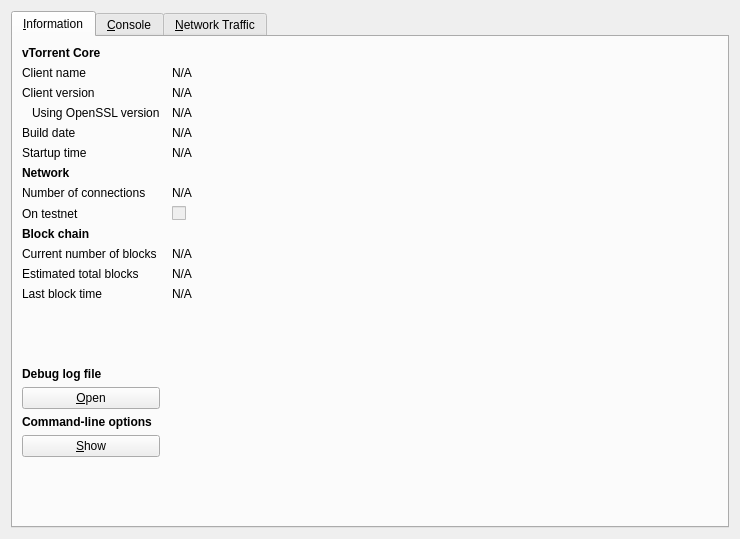
The window that src/qt/forms/rpcconsole.ui (vtorrent/vTorrent-Client) describes before a commit, drawn with Qt 5.
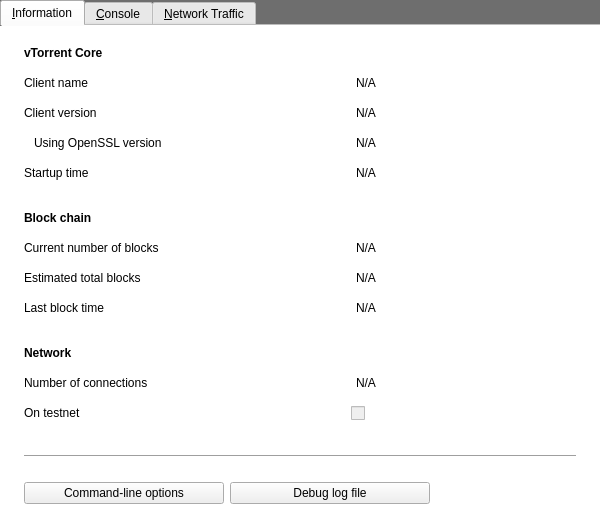
The same window after the commit. Icons and pictures are not drawn. Custom widgets are drawn as their Qt base class.

Commit message:
vTorrent-Client 0.7.2 Beta
Major beta release

The edit to the form file:
```diff
--- a/src/qt/forms/rpcconsole.ui
+++ b/src/qt/forms/rpcconsole.ui
@@ -6,29 +6,120 @@
    <rect>
     <x>0</x>
     <y>0</y>
-    <width>740</width>
-    <height>539</height>
+    <width>600</width>
+    <height>525</height>
    </rect>
   </property>
+  <property name="sizePolicy">
+   <sizepolicy hsizetype="Preferred" vsizetype="Preferred">
+    <horstretch>0</horstretch>
+    <verstretch>0</verstretch>
+   </sizepolicy>
+  </property>
+  <property name="minimumSize">
+   <size>
+    <width>600</width>
+    <height>525</height>
+   </size>
+  </property>
+  <property name="maximumSize">
+   <size>
+    <width>600</width>
+    <height>525</height>
+   </size>
+  </property>
   <property name="windowTitle">
    <string>vTorrent - Debug window</string>
   </property>
+  <property name="styleSheet">
+   <string notr="true">QDialog { 
+background-color: rgb(110,110,110);
+}</string>
+  </property>
   <layout class="QVBoxLayout" name="verticalLayout_2">
+   <property name="leftMargin">
+    <number>0</number>
+   </property>
+   <property name="topMargin">
+    <number>0</number>
+   </property>
+   <property name="rightMargin">
+    <number>0</number>
+   </property>
+   <property name="bottomMargin">
+    <number>0</number>
+   </property>
    <item>
     <widget class="QTabWidget" name="tabWidget">
+     <property name="styleSheet">
+      <string notr="true">#tab_info {
+	background-color: rgb(255,255,255);
+}
+#tab_console {
+	background-color: rgb(255,255,255);
+}
+#tab {
+	background-color: rgb(255,255,255);
+}</string>
+     </property>
      <property name="currentIndex">
       <number>0</number>
      </property>
+     <property name="documentMode">
+      <bool>true</bool>
+     </property>
      <widget class="QWidget" name="tab_info">
       <attribute name="title">
        <string>&amp;Information</string>
       </attribute>
-      <layout class="QGridLayout" name="gridLayout" columnstretch="0,1">
-       <property name="horizontalSpacing">
+      <layout class="QVBoxLayout" name="verticalLayout_10">
+       <property name="spacing">
         <number>12</number>
        </property>
-       <item row="0" column="0">
+       <property name="leftMargin">
+        <number>24</number>
+       </property>
+       <property name="rightMargin">
+        <number>24</number>
+       </property>
+       <item>
+        <widget class="QFrame" name="frame">
+         <property name="minimumSize">
+          <size>
+           <width>0</width>
+           <height>150</height>
+          </size>
+         </property>
+         <property name="maximumSize">
+          <size>
+           <width>16777215</width>
+           <height>150</height>
+          </size>
+         </property>
+         <layout class="QVBoxLayout" name="verticalLayout_6">
+          <property name="spacing">
+           <number>0</number>
+          </property>
+          <property name="leftMargin">
+           <number>0</number>
+          </property>
+          <property name="topMargin">
+           <number>0</number>
+          </property>
+          <property name="rightMargin">
+           <number>0</number>
+          </property>
+          <property name="bottomMargin">
+           <number>0</number>
+          </property>
+          <item>
         <widget class="QLabel" name="label_9">
+            <property name="maximumSize">
+             <size>
+              <width>16777215</width>
+              <height>30</height>
+             </size>
+            </property>
          <property name="font">
           <font>
            <weight>75</weight>
@@ -36,19 +127,58 @@
           </font>
          </property>
          <property name="text">
-          <string>vTorrent Core</string>
+             <string>&lt;html&gt;&lt;head/&gt;&lt;body&gt;&lt;p&gt;&lt;span style=&quot; font-weight:600;&quot;&gt;vTorrent Core&lt;/span&gt;&lt;/p&gt;&lt;/body&gt;&lt;/html&gt;</string>
          </property>
         </widget>
        </item>
-       <item row="1" column="0">
+          <item>
+           <widget class="QFrame" name="frame">
+            <property name="maximumSize">
+             <size>
+              <width>16777215</width>
+              <height>30</height>
+             </size>
+            </property>
+            <layout class="QHBoxLayout" name="horizontalLayout_6">
+             <property name="leftMargin">
+              <number>0</number>
+             </property>
+             <property name="topMargin">
+              <number>0</number>
+             </property>
+             <property name="rightMargin">
+              <number>0</number>
+             </property>
+             <property name="bottomMargin">
+              <number>0</number>
+             </property>
+             <item>
         <widget class="QLabel" name="label_5">
+               <property name="minimumSize">
+                <size>
+                 <width>0</width>
+                 <height>30</height>
+                </size>
+               </property>
          <property name="text">
           <string>Client name</string>
          </property>
         </widget>
        </item>
-       <item row="1" column="1">
+             <item>
         <widget class="QLabel" name="clientName">
+               <property name="minimumSize">
+                <size>
+                 <width>220</width>
+                 <height>30</height>
+                </size>
+               </property>
+               <property name="maximumSize">
+                <size>
+                 <width>220</width>
+                 <height>16777215</height>
+                </size>
+               </property>
          <property name="cursor">
           <cursorShape>IBeamCursor</cursorShape>
          </property>
@@ -63,15 +193,57 @@
          </property>
         </widget>
        </item>
-       <item row="2" column="0">
+            </layout>
+           </widget>
+          </item>
+          <item>
+           <widget class="QFrame" name="frame">
+            <property name="maximumSize">
+             <size>
+              <width>16777215</width>
+              <height>30</height>
+             </size>
+            </property>
+            <layout class="QHBoxLayout" name="horizontalLayout_7">
+             <property name="leftMargin">
+              <number>0</number>
+             </property>
+             <property name="topMargin">
+              <number>0</number>
+             </property>
+             <property name="rightMargin">
+              <number>0</number>
+             </property>
+             <property name="bottomMargin">
+              <number>0</number>
+             </property>
+             <item>
         <widget class="QLabel" name="label_6">
+               <property name="minimumSize">
+                <size>
+                 <width>0</width>
+                 <height>30</height>
+                </size>
+               </property>
          <property name="text">
           <string>Client version</string>
          </property>
         </widget>
        </item>
-       <item row="2" column="1">
+             <item>
         <widget class="QLabel" name="clientVersion">
+               <property name="minimumSize">
+                <size>
+                 <width>220</width>
+                 <height>30</height>
+                </size>
+               </property>
+               <property name="maximumSize">
+                <size>
+                 <width>220</width>
+                 <height>16777215</height>
+                </size>
+               </property>
          <property name="cursor">
           <cursorShape>IBeamCursor</cursorShape>
          </property>
@@ -86,8 +258,38 @@
          </property>
         </widget>
        </item>
-       <item row="3" column="0">
+            </layout>
+           </widget>
+          </item>
+          <item>
+           <widget class="QFrame" name="frame">
+            <property name="maximumSize">
+             <size>
+              <width>16777215</width>
+              <height>30</height>
+             </size>
+            </property>
+            <layout class="QHBoxLayout" name="horizontalLayout_8">
+             <property name="leftMargin">
+              <number>0</number>
+             </property>
+             <property name="topMargin">
+              <number>0</number>
+             </property>
+             <property name="rightMargin">
+              <number>0</number>
+             </property>
+             <property name="bottomMargin">
+              <number>0</number>
+             </property>
+             <item>
         <widget class="QLabel" name="label_14">
+               <property name="minimumSize">
+                <size>
+                 <width>0</width>
+                 <height>30</height>
+                </size>
+               </property>
          <property name="text">
           <string>Using OpenSSL version</string>
          </property>
@@ -96,8 +298,20 @@
          </property>
         </widget>
        </item>
-       <item row="3" column="1">
+             <item>
         <widget class="QLabel" name="openSSLVersion">
+               <property name="minimumSize">
+                <size>
+                 <width>220</width>
+                 <height>30</height>
+                </size>
+               </property>
+               <property name="maximumSize">
+                <size>
+                 <width>220</width>
+                 <height>16777215</height>
+                </size>
+               </property>
          <property name="cursor">
           <cursorShape>IBeamCursor</cursorShape>
          </property>
@@ -112,38 +326,57 @@
          </property>
         </widget>
        </item>
-       <item row="4" column="0">
-        <widget class="QLabel" name="label_12">
-         <property name="text">
-          <string>Build date</string>
-         </property>
-        </widget>
-       </item>
-       <item row="4" column="1">
-        <widget class="QLabel" name="buildDate">
-         <property name="cursor">
-          <cursorShape>IBeamCursor</cursorShape>
-         </property>
-         <property name="text">
-          <string>N/A</string>
-         </property>
-         <property name="textFormat">
-          <enum>Qt::PlainText</enum>
-         </property>
-         <property name="textInteractionFlags">
-          <set>Qt::LinksAccessibleByMouse|Qt::TextSelectableByKeyboard|Qt::TextSelectableByMouse</set>
-         </property>
-        </widget>
-       </item>
-       <item row="5" column="0">
+            </layout>
+           </widget>
+          </item>
+          <item>
+           <widget class="QFrame" name="frame">
+            <property name="maximumSize">
+             <size>
+              <width>16777215</width>
+              <height>30</height>
+             </size>
+            </property>
+            <layout class="QHBoxLayout" name="horizontalLayout_9">
+             <property name="leftMargin">
+              <number>0</number>
+             </property>
+             <property name="topMargin">
+              <number>0</number>
+             </property>
+             <property name="rightMargin">
+              <number>0</number>
+             </property>
+             <property name="bottomMargin">
+              <number>0</number>
+             </property>
+             <item>
         <widget class="QLabel" name="label_13">
+               <property name="minimumSize">
+                <size>
+                 <width>0</width>
+                 <height>30</height>
+                </size>
+               </property>
          <property name="text">
           <string>Startup time</string>
          </property>
         </widget>
        </item>
-       <item row="5" column="1">
+             <item>
         <widget class="QLabel" name="startupTime">
+               <property name="minimumSize">
+                <size>
+                 <width>220</width>
+                 <height>30</height>
+                </size>
+               </property>
+               <property name="maximumSize">
+                <size>
+                 <width>220</width>
+                 <height>16777215</height>
+                </size>
+               </property>
          <property name="cursor">
           <cursorShape>IBeamCursor</cursorShape>
          </property>
@@ -158,61 +391,50 @@
          </property>
         </widget>
        </item>
-       <item row="6" column="0">
-        <widget class="QLabel" name="label_11">
-         <property name="font">
-          <font>
-           <weight>75</weight>
-           <bold>true</bold>
-          </font>
-         </property>
-         <property name="text">
-          <string>Network</string>
-         </property>
-        </widget>
-       </item>
-       <item row="7" column="0">
-        <widget class="QLabel" name="label_7">
-         <property name="text">
-          <string>Number of connections</string>
-         </property>
+            </layout>
+           </widget>
+          </item>
+         </layout>
         </widget>
        </item>
-       <item row="7" column="1">
-        <widget class="QLabel" name="numberOfConnections">
-         <property name="cursor">
-          <cursorShape>IBeamCursor</cursorShape>
+       <item>
+        <widget class="QFrame" name="frame_3">
+         <property name="minimumSize">
+          <size>
+           <width>0</width>
+           <height>120</height>
+          </size>
          </property>
-         <property name="text">
-          <string>N/A</string>
+         <property name="maximumSize">
+          <size>
+           <width>16777215</width>
+           <height>120</height>
+          </size>
          </property>
-         <property name="textFormat">
-          <enum>Qt::PlainText</enum>
-         </property>
-         <property name="textInteractionFlags">
-          <set>Qt::LinksAccessibleByMouse|Qt::TextSelectableByKeyboard|Qt::TextSelectableByMouse</set>
-         </property>
-        </widget>
-       </item>
-       <item row="8" column="0">
-        <widget class="QLabel" name="label_8">
-         <property name="text">
-          <string>On testnet</string>
-         </property>
-        </widget>
-       </item>
-       <item row="8" column="1">
-        <widget class="QCheckBox" name="isTestNet">
-         <property name="enabled">
-          <bool>false</bool>
-         </property>
-         <property name="text">
-          <string/>
-         </property>
-        </widget>
-       </item>
-       <item row="9" column="0">
+         <layout class="QVBoxLayout" name="verticalLayout_8">
+          <property name="spacing">
+           <number>0</number>
+          </property>
+          <property name="leftMargin">
+           <number>0</number>
+          </property>
+          <property name="topMargin">
+           <number>0</number>
+          </property>
+          <property name="rightMargin">
+           <number>0</number>
+          </property>
+          <property name="bottomMargin">
+           <number>0</number>
+          </property>
+          <item>
         <widget class="QLabel" name="label_10">
+            <property name="minimumSize">
+             <size>
+              <width>0</width>
+              <height>30</height>
+             </size>
+            </property>
          <property name="font">
           <font>
            <weight>75</weight>
@@ -220,19 +442,58 @@
           </font>
          </property>
          <property name="text">
-          <string>Block chain</string>
+             <string>&lt;html&gt;&lt;head/&gt;&lt;body&gt;&lt;p&gt;&lt;span style=&quot; font-weight:600;&quot;&gt;Block chain&lt;/span&gt;&lt;/p&gt;&lt;/body&gt;&lt;/html&gt;</string>
          </property>
         </widget>
        </item>
-       <item row="10" column="0">
+          <item>
+           <widget class="QFrame" name="frame">
+            <property name="minimumSize">
+             <size>
+              <width>0</width>
+              <height>30</height>
+             </size>
+            </property>
+            <layout class="QHBoxLayout" name="horizontalLayout_12">
+             <property name="leftMargin">
+              <number>0</number>
+             </property>
+             <property name="topMargin">
+              <number>0</number>
+             </property>
+             <property name="rightMargin">
+              <number>0</number>
+             </property>
+             <property name="bottomMargin">
+              <number>0</number>
+             </property>
+             <item>
         <widget class="QLabel" name="label_3">
+               <property name="minimumSize">
+                <size>
+                 <width>0</width>
+                 <height>30</height>
+                </size>
+               </property>
          <property name="text">
           <string>Current number of blocks</string>
          </property>
         </widget>
        </item>
-       <item row="10" column="1">
+             <item>
         <widget class="QLabel" name="numberOfBlocks">
+               <property name="minimumSize">
+                <size>
+                 <width>220</width>
+                 <height>30</height>
+                </size>
+               </property>
+               <property name="maximumSize">
+                <size>
+                 <width>220</width>
+                 <height>16777215</height>
+                </size>
+               </property>
          <property name="cursor">
           <cursorShape>IBeamCursor</cursorShape>
          </property>
@@ -247,15 +508,57 @@
          </property>
         </widget>
        </item>
-       <item row="11" column="0">
+            </layout>
+           </widget>
+          </item>
+          <item>
+           <widget class="QFrame" name="frame">
+            <property name="minimumSize">
+             <size>
+              <width>0</width>
+              <height>30</height>
+             </size>
+            </property>
+            <layout class="QHBoxLayout" name="horizontalLayout_13">
+             <property name="leftMargin">
+              <number>0</number>
+             </property>
+             <property name="topMargin">
+              <number>0</number>
+             </property>
+             <property name="rightMargin">
+              <number>0</number>
+             </property>
+             <property name="bottomMargin">
+              <number>0</number>
+             </property>
+             <item>
         <widget class="QLabel" name="label_4">
+               <property name="minimumSize">
+                <size>
+                 <width>0</width>
+                 <height>30</height>
+                </size>
+               </property>
          <property name="text">
           <string>Estimated total blocks</string>
          </property>
         </widget>
        </item>
-       <item row="11" column="1">
+             <item>
         <widget class="QLabel" name="totalBlocks">
+               <property name="minimumSize">
+                <size>
+                 <width>220</width>
+                 <height>30</height>
+                </size>
+               </property>
+               <property name="maximumSize">
+                <size>
+                 <width>220</width>
+                 <height>16777215</height>
+                </size>
+               </property>
          <property name="cursor">
           <cursorShape>IBeamCursor</cursorShape>
          </property>
@@ -270,15 +573,57 @@
          </property>
         </widget>
        </item>
-       <item row="12" column="0">
+            </layout>
+           </widget>
+          </item>
+          <item>
+           <widget class="QFrame" name="frame">
+            <property name="minimumSize">
+             <size>
+              <width>0</width>
+              <height>30</height>
+             </size>
+            </property>
+            <layout class="QHBoxLayout" name="horizontalLayout_14">
+             <property name="leftMargin">
+              <number>0</number>
+             </property>
+             <property name="topMargin">
+              <number>0</number>
+             </property>
+             <property name="rightMargin">
+              <number>0</number>
+             </property>
+             <property name="bottomMargin">
+              <number>0</number>
+             </property>
+             <item>
         <widget class="QLabel" name="label_2">
+               <property name="minimumSize">
+                <size>
+                 <width>0</width>
+                 <height>30</height>
+                </size>
+               </property>
          <property name="text">
           <string>Last block time</string>
          </property>
         </widget>
        </item>
-       <item row="12" column="1">
+             <item>
         <widget class="QLabel" name="lastBlockTime">
+               <property name="minimumSize">
+                <size>
+                 <width>220</width>
+                 <height>30</height>
+                </size>
+               </property>
+               <property name="maximumSize">
+                <size>
+                 <width>220</width>
+                 <height>16777215</height>
+                </size>
+               </property>
          <property name="cursor">
           <cursorShape>IBeamCursor</cursorShape>
          </property>
@@ -293,83 +638,276 @@
          </property>
         </widget>
        </item>
-       <item row="13" column="0">
+            </layout>
+           </widget>
+          </item>
+         </layout>
+        </widget>
+       </item>
+       <item>
+        <widget class="QFrame" name="frame_2">
+         <property name="minimumSize">
+          <size>
+           <width>0</width>
+           <height>90</height>
+          </size>
+         </property>
+         <property name="maximumSize">
+          <size>
+           <width>16777215</width>
+           <height>90</height>
+          </size>
+         </property>
+         <layout class="QVBoxLayout" name="verticalLayout_7">
+          <property name="spacing">
+           <number>0</number>
+          </property>
+          <property name="leftMargin">
+           <number>0</number>
+          </property>
+          <property name="topMargin">
+           <number>0</number>
+          </property>
+          <property name="rightMargin">
+           <number>0</number>
+          </property>
+          <property name="bottomMargin">
+           <number>0</number>
+          </property>
+          <item>
+           <widget class="QLabel" name="label_11">
+            <property name="minimumSize">
+             <size>
+              <width>0</width>
+              <height>30</height>
+             </size>
+            </property>
+            <property name="font">
+             <font>
+              <weight>75</weight>
+              <bold>true</bold>
+             </font>
+            </property>
+            <property name="text">
+             <string>&lt;html&gt;&lt;head/&gt;&lt;body&gt;&lt;p&gt;&lt;span style=&quot; font-weight:600;&quot;&gt;Network&lt;/span&gt;&lt;/p&gt;&lt;/body&gt;&lt;/html&gt;</string>
+            </property>
+           </widget>
+          </item>
+          <item>
+           <widget class="QFrame" name="frame">
+            <layout class="QHBoxLayout" name="horizontalLayout_10">
+             <property name="leftMargin">
+              <number>0</number>
+             </property>
+             <property name="topMargin">
+              <number>0</number>
+             </property>
+             <property name="rightMargin">
+              <number>0</number>
+             </property>
+             <property name="bottomMargin">
+              <number>0</number>
+             </property>
+             <item>
+              <widget class="QLabel" name="label_7">
+               <property name="minimumSize">
+                <size>
+                 <width>0</width>
+                 <height>30</height>
+                </size>
+               </property>
+               <property name="text">
+                <string>Number of connections</string>
+               </property>
+              </widget>
+             </item>
+             <item>
+              <widget class="QLabel" name="numberOfConnections">
+               <property name="minimumSize">
+                <size>
+                 <width>220</width>
+                 <height>30</height>
+                </size>
+               </property>
+               <property name="maximumSize">
+                <size>
+                 <width>220</width>
+                 <height>16777215</height>
+                </size>
+               </property>
+               <property name="cursor">
+                <cursorShape>IBeamCursor</cursorShape>
+               </property>
+               <property name="text">
+                <string>N/A</string>
+               </property>
+               <property name="textFormat">
+                <enum>Qt::PlainText</enum>
+               </property>
+               <property name="textInteractionFlags">
+                <set>Qt::LinksAccessibleByMouse|Qt::TextSelectableByKeyboard|Qt::TextSelectableByMouse</set>
+               </property>
+              </widget>
+             </item>
+            </layout>
+           </widget>
+          </item>
+          <item>
+           <widget class="QFrame" name="frame">
+            <layout class="QHBoxLayout" name="horizontalLayout_11">
+             <property name="leftMargin">
+              <number>0</number>
+             </property>
+             <property name="topMargin">
+              <number>0</number>
+             </property>
+             <property name="rightMargin">
+              <number>0</number>
+             </property>
+             <property name="bottomMargin">
+              <number>0</number>
+             </property>
+             <item>
+              <widget class="QLabel" name="label_8">
+               <property name="minimumSize">
+                <size>
+                 <width>0</width>
+                 <height>30</height>
+                </size>
+               </property>
+               <property name="text">
+                <string>On testnet</string>
+               </property>
+              </widget>
+             </item>
+             <item>
+              <widget class="QCheckBox" name="isTestNet">
+               <property name="enabled">
+                <bool>false</bool>
+               </property>
+               <property name="minimumSize">
+                <size>
+                 <width>225</width>
+                 <height>30</height>
+                </size>
+               </property>
+               <property name="maximumSize">
+                <size>
+                 <width>225</width>
+                 <height>16777215</height>
+                </size>
+               </property>
+              </widget>
+             </item>
+            </layout>
+           </widget>
+          </item>
+         </layout>
+        </widget>
+       </item>
+       <item>
         <spacer name="verticalSpacer_2">
          <property name="orientation">
           <enum>Qt::Vertical</enum>
          </property>
+         <property name="sizeType">
+          <enum>QSizePolicy::Fixed</enum>
+         </property>
          <property name="sizeHint" stdset="0">
           <size>
            <width>20</width>
-           <height>20</height>
+           <height>12</height>
           </size>
          </property>
         </spacer>
        </item>
-       <item row="14" column="0">
-        <widget class="QLabel" name="labelDebugLogfile">
-         <property name="font">
-          <font>
-           <weight>75</weight>
-           <bold>true</bold>
-          </font>
+       <item>
+        <widget class="Line" name="line_3">
+         <property name="orientation">
+          <enum>Qt::Horizontal</enum>
          </property>
-         <property name="text">
-          <string>Debug log file</string>
-         </property>
         </widget>
        </item>
-       <item row="15" column="0">
-        <widget class="QPushButton" name="openDebugLogfileButton">
-         <property name="toolTip">
-          <string>Open the vTorrent debug log file from the current data directory. This can take a few seconds for large log files.</string>
+       <item>
+        <widget class="QFrame" name="frame_5">
+         <property name="minimumSize">
+          <size>
+           <width>0</width>
+           <height>40</height>
+          </size>
          </property>
-         <property name="text">
-          <string>&amp;Open</string>
+         <property name="maximumSize">
+          <size>
+           <width>16777215</width>
+           <height>40</height>
+          </size>
          </property>
-         <property name="autoDefault">
-          <bool>false</bool>
-         </property>
-        </widget>
-       </item>
-       <item row="16" column="0">
-        <widget class="QLabel" name="labelCLOptions">
-         <property name="font">
-          <font>
-           <weight>75</weight>
-           <bold>true</bold>
-          </font>
-         </property>
-         <property name="text">
-          <string>Command-line options</string>
-         </property>
-        </widget>
-       </item>
-       <item row="17" column="0">
+         <layout class="QHBoxLayout" name="horizontalLayout_15">
+          <property name="leftMargin">
+           <number>0</number>
+          </property>
+          <property name="topMargin">
+           <number>0</number>
+          </property>
+          <property name="rightMargin">
+           <number>0</number>
+          </property>
+          <property name="bottomMargin">
+           <number>0</number>
+          </property>
+          <item>
         <widget class="QPushButton" name="showCLOptionsButton">
+            <property name="minimumSize">
+             <size>
+              <width>200</width>
+              <height>0</height>
+             </size>
+            </property>
          <property name="toolTip">
           <string>Show the vTorrent-Qt help message to get a list with possible XCash command-line options.</string>
          </property>
          <property name="text">
-          <string>&amp;Show</string>
+             <string>Command-line options</string>
          </property>
          <property name="autoDefault">
           <bool>false</bool>
          </property>
         </widget>
        </item>
-       <item row="18" column="0">
-        <spacer name="verticalSpacer">
+          <item>
+           <widget class="QPushButton" name="openDebugLogfileButton">
+            <property name="minimumSize">
+             <size>
+              <width>200</width>
+              <height>0</height>
+             </size>
+            </property>
+            <property name="toolTip">
+             <string>Open the vTorrent debug log file from the current data directory. This can take a few seconds for large log files.</string>
+            </property>
+            <property name="text">
+             <string>Debug log file</string>
+            </property>
+            <property name="autoDefault">
+             <bool>false</bool>
+            </property>
+           </widget>
+          </item>
+          <item>
+           <spacer name="horizontalSpacer_2">
          <property name="orientation">
-          <enum>Qt::Vertical</enum>
+             <enum>Qt::Horizontal</enum>
          </property>
          <property name="sizeHint" stdset="0">
           <size>
-           <width>20</width>
-           <height>40</height>
+              <width>40</width>
+              <height>20</height>
           </size>
          </property>
         </spacer>
+          </item>
+         </layout>
+        </widget>
        </item>
       </layout>
      </widget>
@@ -515,6 +1053,13 @@
             <string>Totals</string>
            </property>
            <layout class="QVBoxLayout" name="verticalLayout_5">
+            <item>
+             <widget class="QLabel" name="label_12">
+              <property name="text">
+               <string>Totals</string>
+              </property>
+             </widget>
+            </item>
             <item>
              <layout class="QHBoxLayout" name="horizontalLayout_4">
               <item>
```
Left out of the diff: 14 changed lines with no effect on the pictures. Lines whose indentation alone changed are shown as unchanged. The commit also changes 599 other files.
